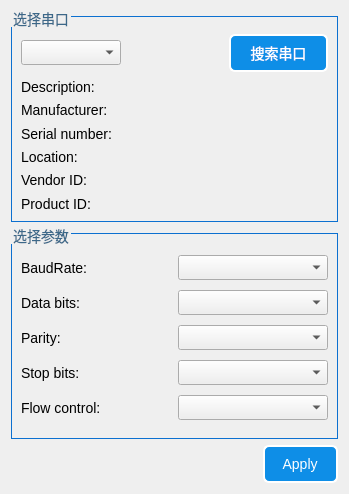
Above: userui/serialportsettingsdialog.ui from pkzju/super before the change. Below: the same form after it.
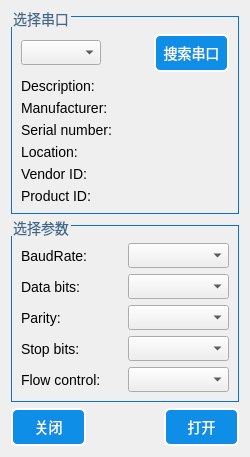
That is the form after the change.

Patch:
```diff
--- a/userui/serialportsettingsdialog.ui
+++ b/userui/serialportsettingsdialog.ui
@@ -6,10 +6,16 @@
    <rect>
     <x>0</x>
     <y>0</y>
-    <width>349</width>
-    <height>494</height>
+    <width>250</width>
+    <height>450</height>
    </rect>
   </property>
+  <property name="sizePolicy">
+   <sizepolicy hsizetype="Preferred" vsizetype="Preferred">
+    <horstretch>0</horstretch>
+    <verstretch>0</verstretch>
+   </sizepolicy>
+  </property>
   <property name="windowTitle">
    <string>Form</string>
   </property>
@@ -68,9 +74,15 @@
 }
 </string>
   </property>
-  <layout class="QVBoxLayout" name="verticalLayout_2">
-   <item>
+  <layout class="QGridLayout" name="gridLayout_6">
+   <item row="0" column="0" colspan="3">
     <widget class="QGroupBox" name="selectBox">
+     <property name="sizePolicy">
+      <sizepolicy hsizetype="Preferred" vsizetype="Fixed">
+       <horstretch>0</horstretch>
+       <verstretch>0</verstretch>
+      </sizepolicy>
+     </property>
      <property name="title">
       <string>选择串口</string>
      </property>
@@ -103,6 +115,12 @@
       </item>
       <item row="0" column="2">
        <widget class="QPushButton" name="searchButton">
+        <property name="sizePolicy">
+         <sizepolicy hsizetype="Fixed" vsizetype="Fixed">
+          <horstretch>0</horstretch>
+          <verstretch>0</verstretch>
+         </sizepolicy>
+        </property>
         <property name="minimumSize">
          <size>
           <width>75</width>
@@ -117,42 +135,42 @@
         </property>
        </widget>
       </item>
-      <item row="1" column="0">
+      <item row="1" column="0" colspan="3">
        <widget class="QLabel" name="descriptionLabel">
         <property name="text">
          <string>Description:</string>
         </property>
        </widget>
       </item>
-      <item row="2" column="0">
+      <item row="2" column="0" colspan="3">
        <widget class="QLabel" name="manufacturerLabel">
         <property name="text">
          <string>Manufacturer:</string>
         </property>
        </widget>
       </item>
-      <item row="3" column="0">
+      <item row="3" column="0" colspan="3">
        <widget class="QLabel" name="serialNumberLabel">
         <property name="text">
          <string>Serial number:</string>
         </property>
        </widget>
       </item>
-      <item row="4" column="0">
+      <item row="4" column="0" colspan="3">
        <widget class="QLabel" name="locationLabel">
         <property name="text">
          <string>Location:</string>
         </property>
        </widget>
       </item>
-      <item row="5" column="0">
+      <item row="5" column="0" colspan="3">
        <widget class="QLabel" name="vidLabel">
         <property name="text">
          <string>Vendor ID:</string>
         </property>
        </widget>
       </item>
-      <item row="6" column="0">
+      <item row="6" column="0" colspan="3">
        <widget class="QLabel" name="pidLabel">
         <property name="text">
          <string>Product ID:</string>
@@ -162,8 +180,14 @@
      </layout>
     </widget>
    </item>
-   <item>
+   <item row="1" column="0" colspan="3">
     <widget class="QGroupBox" name="parametersBox">
+     <property name="sizePolicy">
+      <sizepolicy hsizetype="Preferred" vsizetype="Fixed">
+       <horstretch>0</horstretch>
+       <verstretch>0</verstretch>
+      </sizepolicy>
+     </property>
      <property name="title">
       <string>选择参数</string>
      </property>
@@ -256,23 +280,46 @@
      </layout>
     </widget>
    </item>
-   <item>
-    <layout class="QHBoxLayout" name="horizontalLayout">
-     <item>
+   <item row="2" column="0">
+    <widget class="QPushButton" name="Button_Close">
+     <property name="sizePolicy">
+      <sizepolicy hsizetype="Fixed" vsizetype="Fixed">
+       <horstretch>0</horstretch>
+       <verstretch>0</verstretch>
+      </sizepolicy>
+     </property>
+     <property name="minimumSize">
+      <size>
+       <width>75</width>
+       <height>38</height>
+      </size>
+     </property>
+     <property name="text">
+      <string>关闭</string>
+     </property>
+    </widget>
+   </item>
+   <item row="2" column="1">
       <spacer name="horizontalSpacer">
        <property name="orientation">
         <enum>Qt::Horizontal</enum>
        </property>
        <property name="sizeHint" stdset="0">
         <size>
-         <width>96</width>
+       <width>67</width>
          <height>20</height>
         </size>
        </property>
       </spacer>
      </item>
-     <item>
-      <widget class="QPushButton" name="applyButton">
+   <item row="2" column="2">
+    <widget class="QPushButton" name="Button_Open">
+     <property name="sizePolicy">
+      <sizepolicy hsizetype="Fixed" vsizetype="Fixed">
+       <horstretch>0</horstretch>
+       <verstretch>0</verstretch>
+      </sizepolicy>
+     </property>
        <property name="minimumSize">
         <size>
          <width>75</width>
@@ -280,11 +327,9 @@
         </size>
        </property>
        <property name="text">
-        <string>  Apply  </string>
-       </property>
-      </widget>
-     </item>
-    </layout>
+      <string>打开</string>
+     </property>
+    </widget>
    </item>
   </layout>
  </widget>
```
Lines whose indentation alone changed are shown as unchanged.
